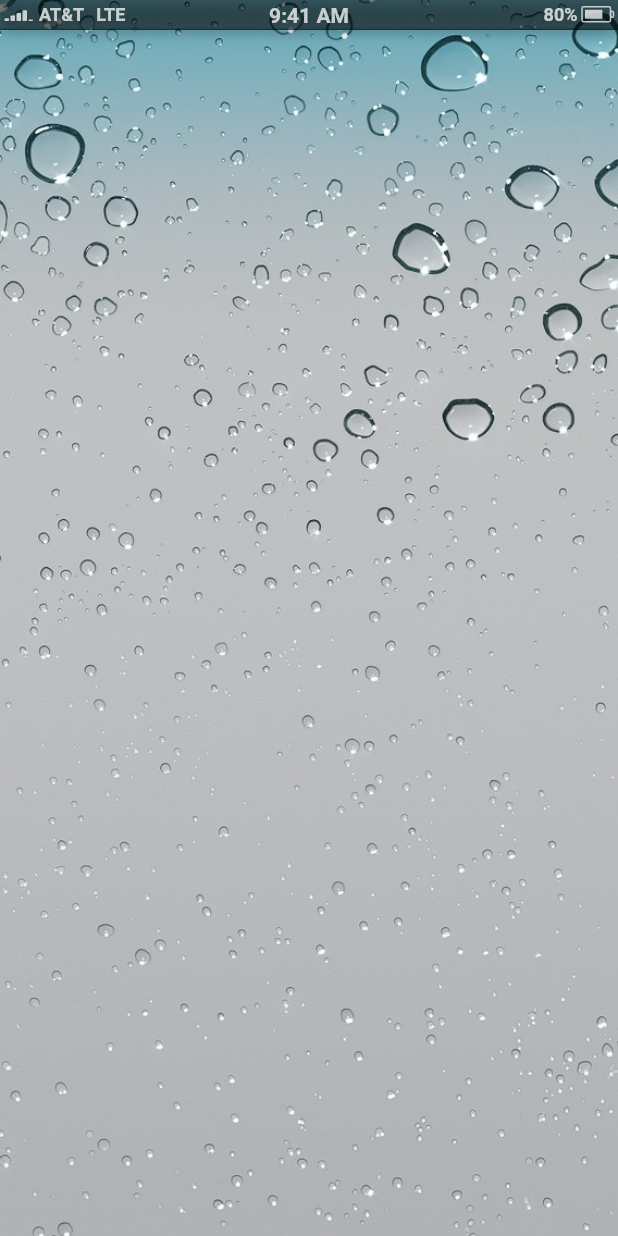
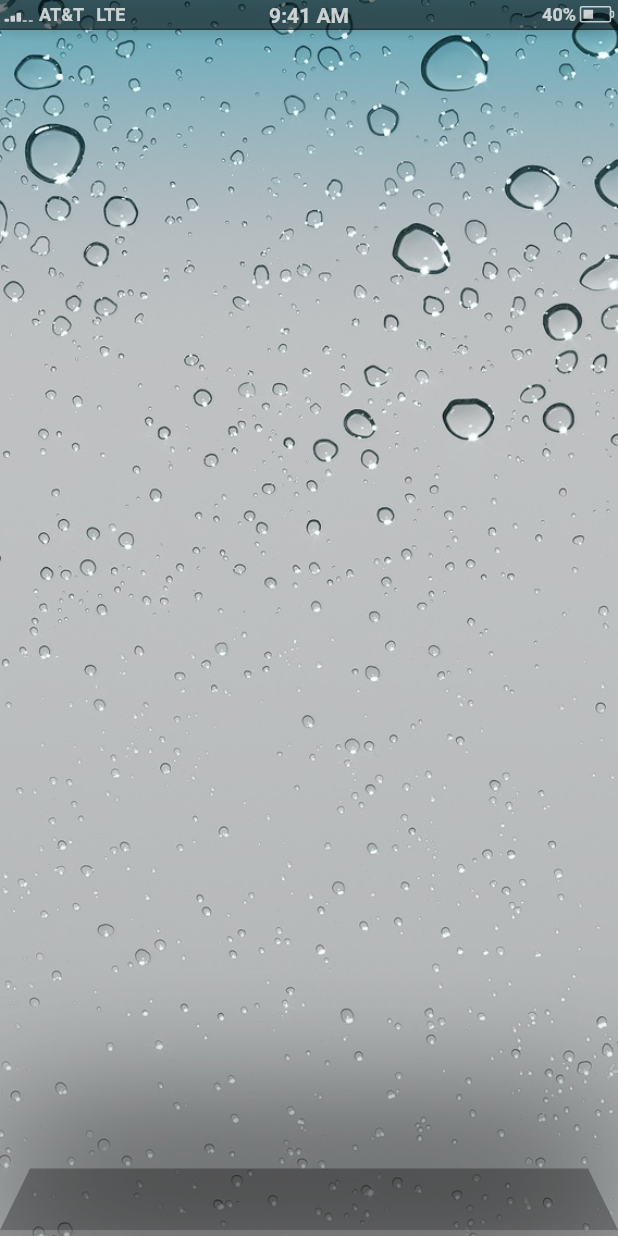
Before and after one commit to breitburg/forstall, a Flutter app: the screen it shows after launch, on a phone screen of 412 x 824 dp. Run offline on Flutter 3.47's test engine with Material 2 defaults, Android fonts, the light colour scheme and no system bars; Roboto replaces fonts that are missing (Helvetica).

Commit message:
Add Dock

```diff
--- a/lib/main.dart
+++ b/lib/main.dart
@@ -1,5 +1,7 @@
 import 'package:flutter/cupertino.dart';
-import 'package:forstall/status_bar/status_bar.dart';
+import 'package:flutter/services.dart';
+import 'package:forstall/widgets/dock/dock.dart';
+import 'package:forstall/widgets/status_bar/status_bar.dart';
 
 void main() {
   runApp(const ForstallApp());
@@ -22,6 +24,7 @@ class Springboard extends StatelessWidget {
 
   @override
   Widget build(BuildContext context) {
+    SystemChrome.setEnabledSystemUIMode(SystemUiMode.immersive);
     return CupertinoPageScaffold(
       child: Stack(
         fit: StackFit.expand,
@@ -32,7 +35,9 @@ class Springboard extends StatelessWidget {
           ),
           Column(
             children: const [
-              StatusBar(),
+              StatusBar.translucent(),
+              Spacer(),
+              Dock(),
             ],
           ),
         ],
--- a/lib/status_bar/status_bar.dart
+++ /dev/null
@@ -1,76 +0,0 @@
-export 'battery_indicator.dart';
-export 'signal_indicator.dart';
-
-import 'package:flutter/cupertino.dart';
-import 'package:forstall/status_bar/signal_indicator.dart';
-import 'package:forstall/status_bar/battery_indicator.dart';
-
-class StatusBar extends StatelessWidget {
-  final battery = 0.8;
-
-  const StatusBar({super.key});
-
-  @override
-  Widget build(BuildContext context) {
-    return Container(
-      padding: const EdgeInsets.all(3),
-      constraints: const BoxConstraints.tightFor(height: 20),
-      decoration: const BoxDecoration(
-        color: Color.fromRGBO(0, 0, 0, 0.5),
-        border: Border(
-          bottom: BorderSide(
-            color: Color.fromRGBO(0, 0, 0, 0.3),
-            width: 1,
-          ),
-        ),
-        boxShadow: [
-          BoxShadow(
-            offset: Offset(0, 3),
-            color: Color.fromRGBO(0, 0, 0, 0.2),
-            blurRadius: 6,
-          ),
-        ],
-      ),
-      child: DefaultTextStyle(
-        style: const TextStyle(
-          fontSize: 12,
-          fontFamily: 'Helvetica',
-          fontWeight: FontWeight.bold,
-          height: 1.2,
-        ),
-        child: Opacity(
-          opacity: 0.75,
-          child: Row(
-            crossAxisAlignment: CrossAxisAlignment.center,
-            children: [
-              Expanded(
-                child: Row(
-                  children: const [
-                    SignalIndicator(0.8, operator: 'AT&T'),
-                    SizedBox(width: 8),
-                    Text('LTE'),
-                  ],
-                ),
-              ),
-              const Text(
-                '9:41 AM',
-                style: TextStyle(fontSize: 14, height: 1.1),
-              ),
-              Expanded(
-                child: Row(
-                  mainAxisAlignment: MainAxisAlignment.end,
-                  children: [
-                    BatteryIndicator(
-                      percentage: battery,
-                      showPercentage: true,
-                    ),
-                  ],
-                ),
-              ),
-            ],
-          ),
-        ),
-      ),
-    );
-  }
-}
--- /dev/null
+++ b/lib/widgets/dock/dock.dart
@@ -0,0 +1,59 @@
+import 'package:flutter/cupertino.dart';
+
+class Dock extends StatelessWidget {
+  const Dock({super.key});
+
+  @override
+  Widget build(BuildContext context) {
+    return Container(
+      constraints: const BoxConstraints.tightFor(height: 45),
+      decoration: const BoxDecoration(
+        boxShadow: [
+          BoxShadow(
+            offset: Offset(0, -20),
+            color: Color.fromRGBO(0, 0, 0, 1),
+            blurRadius: 90,
+          ),
+        ],
+      ),
+      child: CustomPaint(
+        painter: DockPainter(),
+        child: Container(),
+      ),
+    );
+  }
+}
+
+class DockPainter extends CustomPainter {
+  final perspective = 20.0;
+  final chin = 4;
+
+  @override
+  void paint(Canvas canvas, Size size) {
+    final shelfPaint = Paint()
+      ..color = const Color.fromRGBO(0, 0, 0, 0.3)
+      ..style = PaintingStyle.fill;
+
+    final chinPaint = Paint()
+      ..color = const Color.fromRGBO(0, 0, 0, 0.1)
+      ..style = PaintingStyle.fill;
+
+    canvas.drawRect(
+      Rect.fromLTRB(0, size.height - chin, size.width, size.height),
+      chinPaint,
+    );
+
+    canvas.drawPath(
+      Path()
+        ..moveTo(0, size.height - chin)
+        ..lineTo(perspective, 0)
+        ..lineTo(size.width - perspective, 0)
+        ..lineTo(size.width, size.height - chin)
+        ..close(),
+      shelfPaint,
+    );
+  }
+
+  @override
+  bool shouldRepaint(covariant CustomPainter oldDelegate) => false;
+}
--- a/lib/status_bar/battery_indicator.dart
+++ b/lib/widgets/status_bar/battery_indicator.dart
@@ -2,16 +2,21 @@ import 'package:flutter/cupertino.dart';
 
 class BatteryIndicator extends StatelessWidget {
   final double percentage;
-  final bool showPercentage;
+  final bool showPercentage, isCharging;
 
   const BatteryIndicator({
     super.key,
     required this.percentage,
     this.showPercentage = false,
+    this.isCharging = false,
   });
 
   @override
   Widget build(BuildContext context) {
+    final fillColor = isCharging
+        ? CupertinoColors.activeGreen
+        : (percentage <= 0.2 ? CupertinoColors.systemRed : null);
+
     return Row(
       crossAxisAlignment: CrossAxisAlignment.center,
       children: [
@@ -20,8 +25,8 @@ class BatteryIndicator extends StatelessWidget {
           const SizedBox(width: 3),
         ],
         CustomPaint(
-          size: const Size(21, 10),
-          painter: BatteryPainter(percentage: percentage),
+          size: const Size(22, 10),
+          painter: BatteryPainter(percentage: percentage, fillColor: fillColor),
         ),
       ],
     );
@@ -29,7 +34,7 @@ class BatteryIndicator extends StatelessWidget {
 }
 
 class BatteryPainter extends CustomPainter {
-  final double percentage;
+  final double percentage, fillPadding;
   final Color borderColor, fillColor;
   final Size pimpSize;
 
@@ -38,6 +43,7 @@ class BatteryPainter extends CustomPainter {
     Color? fillColor,
     this.percentage = 1,
     this.pimpSize = const Size(2, 4),
+    this.fillPadding = 2,
   })  : fillColor = fillColor ?? borderColor,
         assert(0 <= percentage && percentage <= 1);
 
@@ -52,7 +58,6 @@ class BatteryPainter extends CustomPainter {
 
     final borderRect =
         Rect.fromLTRB(0, 0, size.width - pimpSize.width, size.height);
-    final fillRect = borderRect.deflate(2);
 
     // Draw the battery border
     canvas.drawRRect(
@@ -75,18 +80,20 @@ class BatteryPainter extends CustomPainter {
     );
 
     // Draw the battery fill
-    if (percentage == 0) return;
+    if (percentage <= 0) return;
     canvas.drawRect(
       Rect.fromLTRB(
-        fillRect.left,
-        fillRect.top,
-        fillRect.right * percentage,
-        fillRect.bottom,
+        borderRect.left + fillPadding,
+        borderRect.top + fillPadding,
+        borderRect.left +
+            fillPadding +
+            (borderRect.right - fillPadding * 2) * percentage,
+        borderRect.bottom - fillPadding,
       ),
       fillPaint,
     );
   }
 
   @override
-  bool shouldRepaint(covariant CustomPainter oldDelegate) => false;
+  bool shouldRepaint(covariant CustomPainter oldDelegate) => true;
 }
--- a/lib/status_bar/signal_indicator.dart
+++ b/lib/widgets/status_bar/signal_indicator.dart
@@ -16,7 +16,7 @@ class SignalIndicator extends StatelessWidget {
       crossAxisAlignment: CrossAxisAlignment.center,
       children: [
         CustomPaint(
-          size: const Size(20, 9),
+          size: const Size(20, 10),
           painter: SignalPainter(stregth: stregth),
         ),
         if (operator != null) ...[
--- /dev/null
+++ b/lib/widgets/status_bar/status_bar.dart
@@ -0,0 +1,98 @@
+export 'battery_indicator.dart';
+export 'signal_indicator.dart';
+
+import 'package:flutter/cupertino.dart';
+import 'package:forstall/widgets/status_bar/signal_indicator.dart';
+import 'package:forstall/widgets/status_bar/battery_indicator.dart';
+
+class StatusBar extends StatelessWidget {
+  final Color backgroundColor;
+  final Border? border;
+  final bool hasShadow;
+
+  const StatusBar.translucent({
+    super.key,
+    this.backgroundColor = const Color.fromRGBO(0, 0, 0, 0.5),
+    this.border = const Border(
+      bottom: BorderSide(
+        color: Color.fromRGBO(0, 0, 0, 0.3),
+        width: 1,
+      ),
+    ),
+    this.hasShadow = true,
+  });
+
+  const StatusBar.blue({
+    super.key,
+    this.backgroundColor = const Color.fromRGBO(75, 102, 134, 1),
+    this.border,
+    this.hasShadow = false,
+  });
+
+  @override
+  Widget build(BuildContext context) {
+    return Container(
+      padding: const EdgeInsets.all(3),
+      constraints: const BoxConstraints.tightFor(height: 20),
+      decoration: BoxDecoration(
+        color: backgroundColor,
+        border: border,
+        boxShadow: [
+          if (hasShadow)
+            const BoxShadow(
+              offset: Offset(0, 3),
+              color: Color.fromRGBO(0, 0, 0, 0.1),
+              blurRadius: 6,
+            ),
+        ],
+      ),
+      child: Opacity(
+        opacity: 0.75,
+        child: _buildIndicatorsRow(),
+      ),
+    );
+  }
+
+  Widget _buildIndicatorsRow() {
+    return DefaultTextStyle(
+      style: const TextStyle(
+        fontSize: 12,
+        fontFamily: 'Helvetica',
+        fontWeight: FontWeight.bold,
+        height: 1.2,
+      ),
+      child: Row(
+        crossAxisAlignment: CrossAxisAlignment.center,
+        children: [
+          Expanded(
+            child: Row(
+              children: const [
+                SignalIndicator(
+                  0.5,
+                  operator: 'AT&T',
+                ),
+                SizedBox(width: 8),
+                Text('LTE'),
+              ],
+            ),
+          ),
+          const Text(
+            '9:41 AM',
+            style: TextStyle(fontSize: 14, height: 1.1),
+          ),
+          Expanded(
+            child: Row(
+              mainAxisAlignment: MainAxisAlignment.end,
+              children: const [
+                BatteryIndicator(
+                  percentage: 0.4,
+                  showPercentage: true,
+                ),
+              ],
+            ),
+          ),
+        ],
+      ),
+    );
+  }
+}
```
